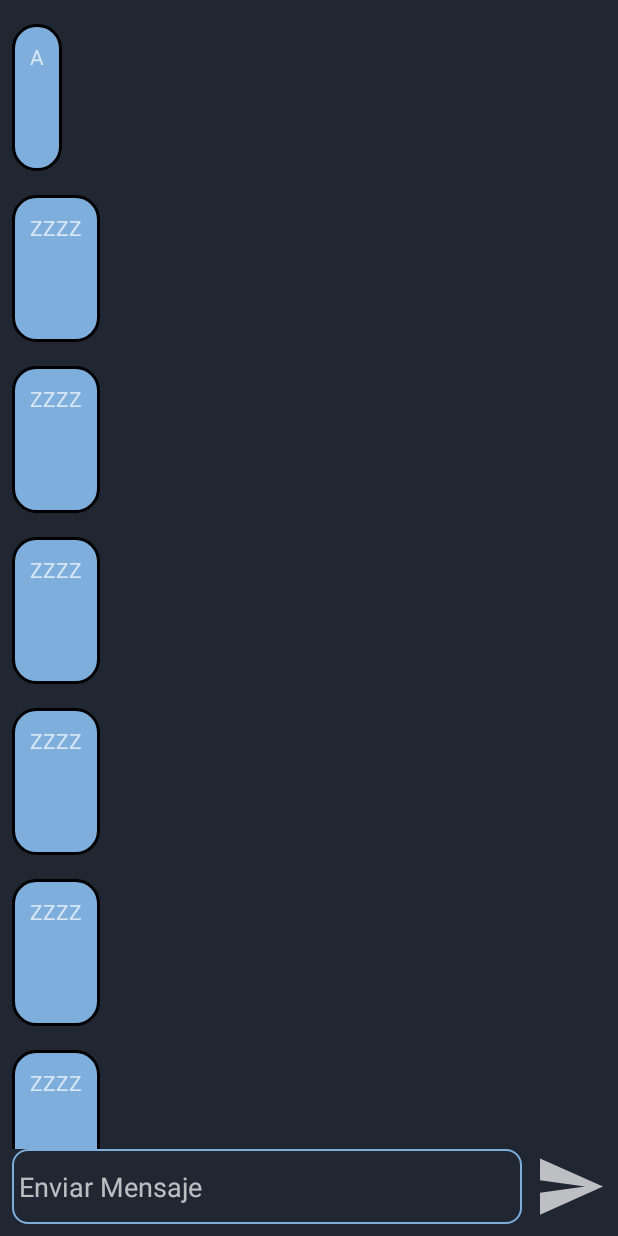
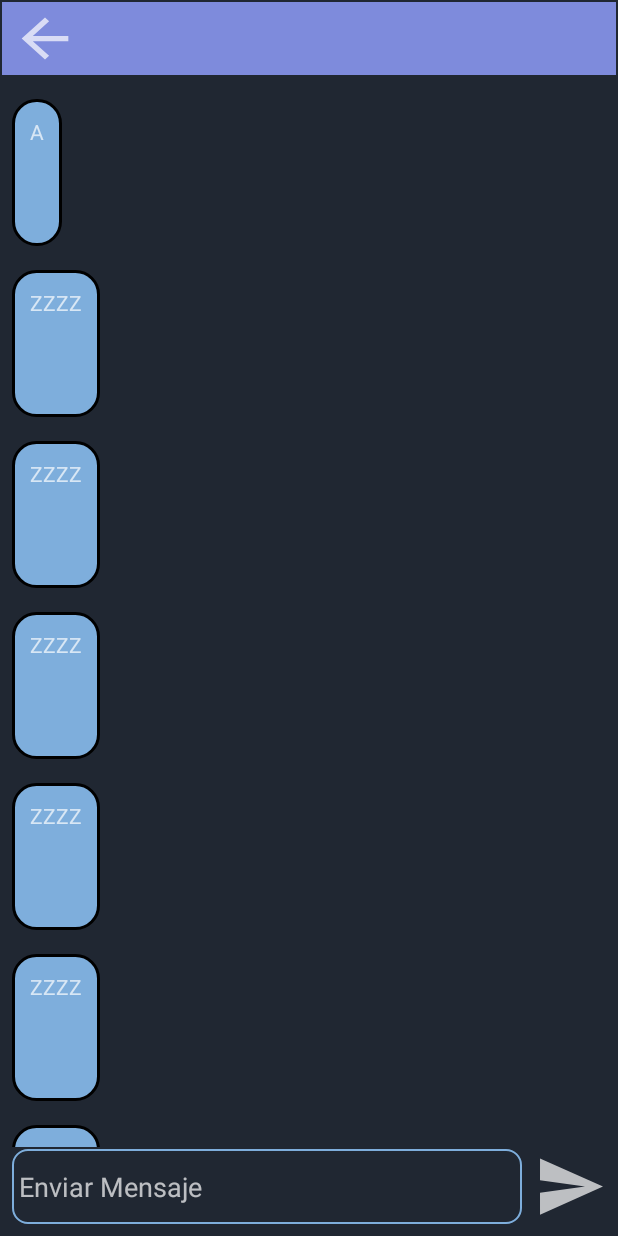
Before and after one commit to Chobbix/POI, an Android app: the ActivityChat screen opened directly, with no data from a screen before it, on a phone screen of 412 x 824 dp. Run offline under Robolectric (Android 15) with nearby library versions, the phone set to English and light mode, and no system bars.

Commit message:
Primer avance listo

```diff
--- /dev/null
+++ b/app/src/main/res/drawable/custom_input_button_back.xml
@@ -0,0 +1,4 @@
+<?xml version="1.0" encoding="utf-8"?>
+<shape xmlns:android="http://schemas.android.com/apk/res/android">
+    <corners android:radius="10dp"/>
+</shape>
--- /dev/null
+++ b/app/src/main/res/drawable/ic_back.xml
@@ -0,0 +1,10 @@
+<vector xmlns:android="http://schemas.android.com/apk/res/android"
+    android:width="24dp"
+    android:height="24dp"
+    android:viewportWidth="24"
+    android:viewportHeight="24"
+    android:tint="?attr/colorControlNormal">
+  <path
+      android:fillColor="@android:color/white"
+      android:pathData="M20,11H7.83l5.59,-5.59L12,4l-8,8 8,8 1.41,-1.41L7.83,13H20v-2z"/>
+</vector>
--- a/app/src/main/res/layout/activity_chat.xml
+++ b/app/src/main/res/layout/activity_chat.xml
@@ -38,11 +38,57 @@
         android:id="@+id/rvMsgRecibidos"
         android:layout_width="0dp"
         android:layout_height="0dp"
+        android:layout_marginTop="50dp"
+        android:layout_marginBottom="1dp"
         app:layoutManager="androidx.recyclerview.widget.LinearLayoutManager"
         app:layout_constraintBottom_toTopOf="@+id/edit_EnviarMsg"
         app:layout_constraintEnd_toEndOf="parent"
+        app:layout_constraintHorizontal_bias="0.0"
         app:layout_constraintStart_toStartOf="parent"
         app:layout_constraintTop_toTopOf="parent"
+        app:layout_constraintVertical_bias="1.0"
         tools:listitem="@layout/mensajes_recibidos_chat" />
 
+    <LinearLayout
+        android:layout_width="409dp"
+        android:layout_height="0dp"
+        android:layout_marginStart="1dp"
+        android:layout_marginTop="1dp"
+        android:layout_marginEnd="1dp"
+        android:background="@color/barra_superior"
+        android:orientation="horizontal"
+        app:layout_constraintBottom_toTopOf="@+id/rvMsgRecibidos"
+        app:layout_constraintEnd_toEndOf="parent"
+        app:layout_constraintStart_toStartOf="parent"
+        app:layout_constraintTop_toTopOf="parent">
+
+        <Button
+            android:id="@+id/btn_back"
+            android:layout_width="9dp"
+            android:layout_height="wrap_content"
+            android:layout_marginStart="5dp"
+            android:layout_marginTop="3dp"
+            android:layout_marginEnd="8dp"
+            android:layout_marginBottom="3dp"
+            android:layout_weight="1"
+            android:background="@drawable/ic_back" />
+
+        <ImageView
+            android:id="@+id/imageView2"
+            android:layout_width="1dp"
+            android:layout_height="match_parent"
+            android:layout_weight="1"
+            android:background="@drawable/custom_input_button_back"
+            tools:srcCompat="@tools:sample/avatars" />
+
+        <TextView
+            android:id="@+id/textView"
+            android:layout_width="257dp"
+            android:layout_height="wrap_content"
+            android:layout_marginStart="8dp"
+            android:layout_marginEnd="8dp"
+            android:layout_weight="1"
+            tools:text="Mi compa el Pedro" />
+    </LinearLayout>
+
 </androidx.constraintlayout.widget.ConstraintLayout>
--- a/app/src/main/res/layout/activity_main.xml
+++ b/app/src/main/res/layout/activity_main.xml
@@ -77,26 +77,13 @@
 
     <ImageView
         android:id="@+id/imageView"
-        android:layout_width="150dp"
+        android:layout_width="250dp"
         android:layout_height="150dp"
         android:layout_marginBottom="48dp"
         app:layout_constraintBottom_toTopOf="@+id/edit_IniEmail"
         app:layout_constraintEnd_toEndOf="parent"
         app:layout_constraintStart_toStartOf="parent"
         app:srcCompat="@mipmap/bobesponja"
-        tools:srcCompat="@mipmap/bobesponja" />
-
-    <TextView
-        android:id="@+id/textView"
-        android:layout_width="wrap_content"
-        android:layout_height="wrap_content"
-        android:layout_marginBottom="16dp"
-        android:text="CUBBI"
-        android:textSize="30sp"
-        android:textStyle="bold"
-        android:textColor="@color/botones"
-        app:layout_constraintBottom_toTopOf="@+id/imageView"
-        app:layout_constraintEnd_toEndOf="parent"
-        app:layout_constraintStart_toStartOf="parent" />
+        tools:srcCompat="@mipmap/logo" />
 
 </androidx.constraintlayout.widget.ConstraintLayout>
--- a/app/src/main/res/values/colors.xml
+++ b/app/src/main/res/values/colors.xml
@@ -10,6 +10,7 @@
     <color name="morado_chido">#FFBB86FC</color>
 
     <color name="fondo_cel">#202732</color>
+    <color name="barra_superior">#7e8bdc</color>
     <color name="botones">#7EAEDC</color>
     <color name="edit_seleccion">#7EAEDC</color>
     <color name="edit_sin_seleccion">#787878</color>
```
Also changed, not shown: app/src/main/res/mipmap-xxxhdpi/logo.png (added).
